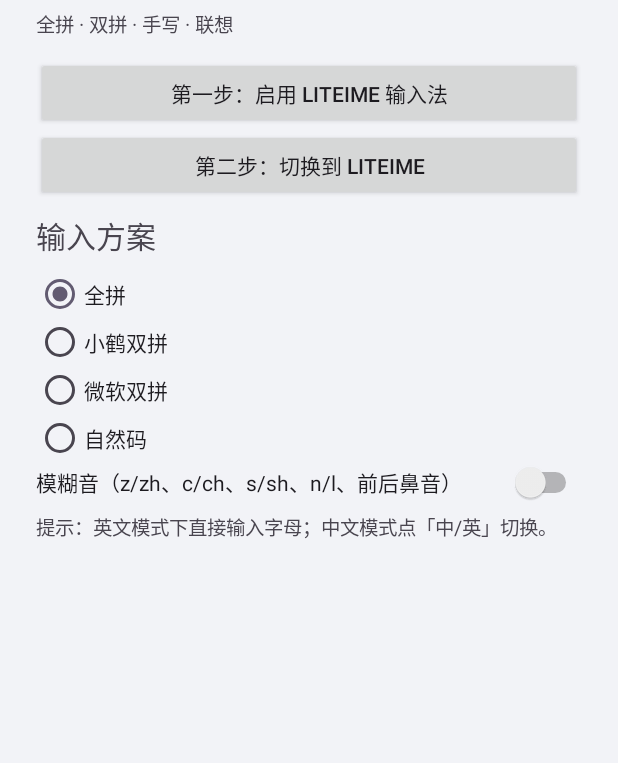
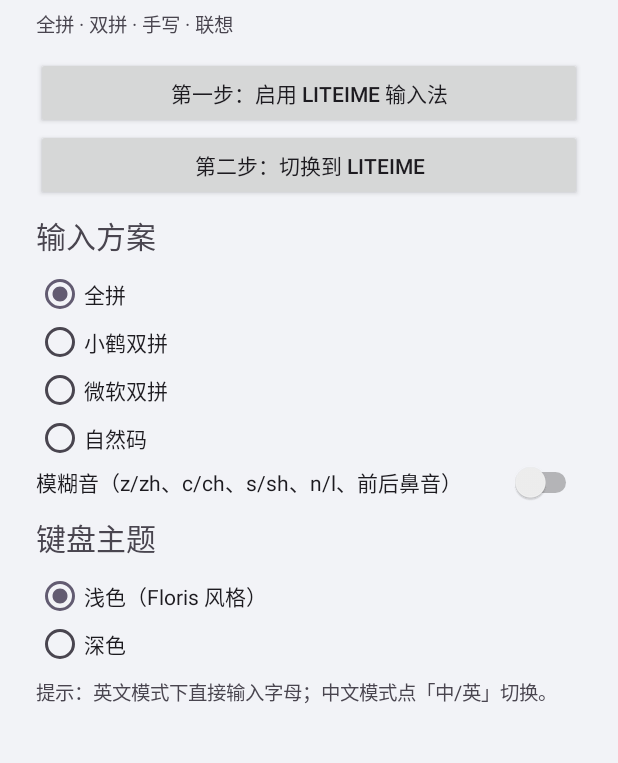
Before and after one commit to xh-like/Liteme, an Android app: the screen it shows after launch (MainActivity), on a phone screen of 412 x 824 dp, the part 105-868 px from its top. Run offline under Robolectric (Android 15) with nearby library versions, the phone set to English and light mode, and no system bars.

Commit message:
Port FlorisBoard visual style: themes, rounded keys, popup preview

```diff
--- a/android/app/src/main/java/com/liteime/ime/MainActivity.kt
+++ b/android/app/src/main/java/com/liteime/ime/MainActivity.kt
@@ -71,6 +71,27 @@ class MainActivity : Activity() {
         }
         root.addView(fuzzy)
 
+        root.addView(title("键盘主题"))
+        val themeGroup = RadioGroup(this)
+        val themes = listOf(
+            "light" to "浅色（Floris 风格）",
+            "dark" to "深色",
+        )
+        val currentTheme = prefs.getString("theme", "light")
+        for ((key, label) in themes) {
+            val rb = RadioButton(this).apply {
+                text = label
+                id = IdGen.generateViewId()
+                isChecked = key == currentTheme
+                setOnClickListener {
+                    prefs.edit().putString("theme", key).apply()
+                    Toast.makeText(context, "已切换到$label，重新弹出键盘生效", Toast.LENGTH_SHORT).show()
+                }
+            }
+            themeGroup.addView(rb)
+        }
+        root.addView(themeGroup)
+
         root.addView(subtitle("提示：英文模式下直接输入字母；中文模式点「中/英」切换。"))
 
         setContentView(root)
```
